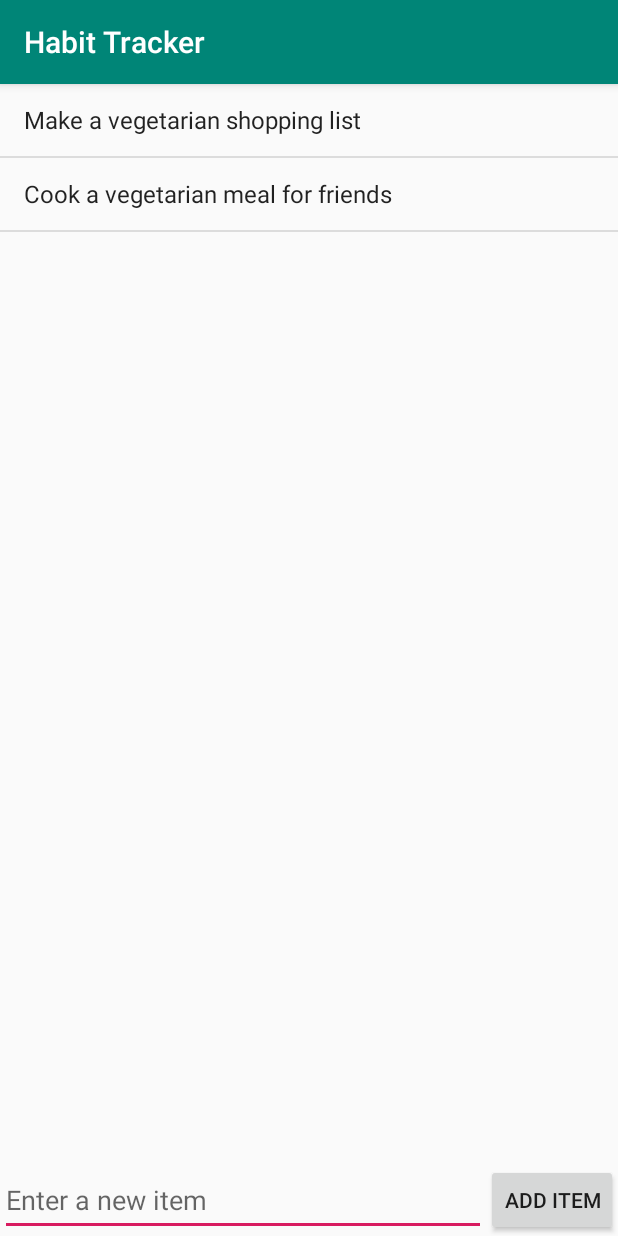
After one commit to marianamatias/EcoNet, an Android app: the habitTracker screen opened directly, with no data from a screen before it, on a phone screen of 412 x 824 dp. The commit adds this screen. Run offline under Robolectric (Android 15) with nearby library versions, the phone set to English and light mode, and no system bars.

Commit message:
added habit tracker code

```diff
--- a/app/build.gradle
+++ b/app/build.gradle
@@ -26,13 +26,15 @@ dependencies {
     androidTestImplementation 'com.android.support.test:runner:1.0.2'
     androidTestImplementation 'com.android.support.test.espresso:espresso-core:3.0.2'
 
+    //Habit Tracker
+    implementation 'org.apache.commons:commons-io:1.3.2'
+
     //Firebase
     implementation 'com.google.firebase:firebase-auth:16.1.0'
     implementation 'com.google.android.gms:play-services-auth:16.0.1'
     implementation 'com.google.firebase:firebase-core:16.0.7'
     implementation 'com.google.firebase:firebase-database:16.0.6'
 
-
     //for Snackbar ???
     implementation 'com.android.support:design:27.1.1'
 
--- a/app/src/main/AndroidManifest.xml
+++ b/app/src/main/AndroidManifest.xml
@@ -18,6 +18,10 @@
                 <category android:name="android.intent.category.LAUNCHER" />
             </intent-filter>
         </activity>
+        <activity
+            android:name=".habitTracker"
+            android:label="Habit Tracker">
+        </activity>
     </application>
 
 </manifest>
--- /dev/null
+++ b/app/src/main/java/edu/gatech/econet/habitTracker.java
@@ -0,0 +1,83 @@
+package edu.gatech.econet;
+
+import android.os.Bundle;
+import android.support.v7.app.AppCompatActivity;
+import android.view.View;
+import android.widget.AdapterView;
+import android.widget.ArrayAdapter;
+import android.widget.EditText;
+import android.widget.ListView;
+
+import org.apache.commons.io.FileUtils;
+
+import java.io.File;
+import java.io.IOException;
+import java.util.ArrayList;
+
+public class habitTracker extends AppCompatActivity {
+
+    private ArrayList<String> items;
+    private ArrayAdapter<String> itemsAdapter;
+    private ListView lvItems;
+
+    @Override
+    protected void onCreate(Bundle savedInstanceState) {
+        super.onCreate(savedInstanceState);
+        setContentView(R.layout.activity_habit_tracker);
+        lvItems = findViewById(R.id.lvItems);
+        items = new ArrayList<>();
+        readItems();
+        itemsAdapter = new ArrayAdapter<>(this,
+                android.R.layout.simple_list_item_1, items);
+        lvItems.setAdapter(itemsAdapter);
+        items.add("Make a vegetarian shopping list");
+        items.add("Cook a vegetarian meal for friends");
+        setupListViewListener();
+    }
+
+    public void onAddItem(View v) {
+        EditText etNewItem = findViewById(R.id.etNewItem);
+        String itemText = etNewItem.getText().toString();
+        itemsAdapter.add(itemText);
+        etNewItem.setText("");
+        writeItems();
+    }
+
+    private void setupListViewListener() {
+        lvItems.setOnItemLongClickListener(
+                new AdapterView.OnItemLongClickListener() {
+                    @Override
+                    public boolean onItemLongClick(AdapterView<?> adapter,
+                                                   View item, int pos, long id) {
+                        // Remove the item within array at position
+                        items.remove(pos);
+                        // Refresh the adapter
+                        itemsAdapter.notifyDataSetChanged();
+                        writeItems();
+                        // Return true consumes the long click event (marks it handled)
+                        return true;
+                    }
+
+                });
+    }
+
+    private void readItems() {
+        File filesDir = getFilesDir();
+        File todoFile = new File(filesDir, "todo.txt");
+        try {
+            items = new ArrayList<String>(FileUtils.readLines(todoFile));
+        } catch (IOException e) {
+            items = new ArrayList<>();
+        }
+    }
+
+    private void writeItems() {
+        File filesDir = getFilesDir();
+        File todoFile = new File(filesDir, "todo.txt");
+        try {
+            FileUtils.writeLines(todoFile, items);
+        } catch (IOException e) {
+            e.printStackTrace();
+        }
+    }
+}
--- /dev/null
+++ b/app/src/main/res/layout/activity_habit_tracker.xml
@@ -0,0 +1,37 @@
+<?xml version="1.0" encoding="utf-8"?>
+<RelativeLayout xmlns:android="http://schemas.android.com/apk/res/android"
+    xmlns:tools="http://schemas.android.com/tools"
+    android:layout_width="match_parent"
+    android:layout_height="match_parent"
+    tools:context=".MainActivity">
+
+    <ListView
+        android:layout_width="wrap_content"
+        android:layout_height="wrap_content"
+        android:id="@+id/lvItems"
+        android:layout_alignParentTop="true"
+        android:layout_alignParentStart="true"
+        android:layout_above="@+id/btnAddItem" />
+
+    <EditText
+        android:layout_width="wrap_content"
+        android:layout_height="wrap_content"
+        android:id="@+id/etNewItem"
+        android:layout_alignTop="@+id/btnAddItem"
+        android:hint="Enter a new item"
+        android:layout_alignParentStart="true"
+        android:layout_toStartOf="@+id/btnAddItem"
+        android:layout_alignParentBottom="true" />
+
+    <Button
+        android:layout_width="wrap_content"
+        android:layout_height="wrap_content"
+        android:text="Add Item"
+        android:id="@+id/btnAddItem"
+        android:layout_alignParentBottom="true"
+        android:layout_alignParentEnd="true"
+        android:onClick="onAddItem"
+        />
+
+
+</RelativeLayout>
```
Also changed, not shown: app/src/main/java/edu/gatech/econet/MainActivity.java (+10 -0 lines).
